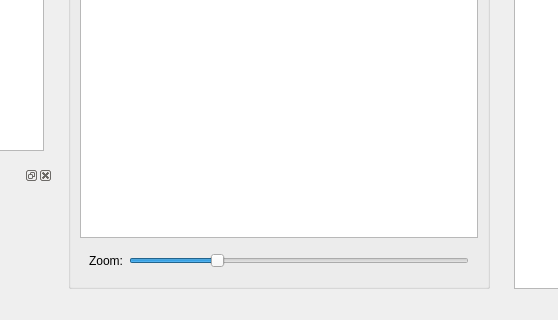
This is code/src/ui/processing-gui.ui in tohojo/image-processing as Qt 5 draws it before an edit; both pictures show x 221 to 779 and y 380 to 700 of the 1000 by 700 pixel window. The edited form follows.
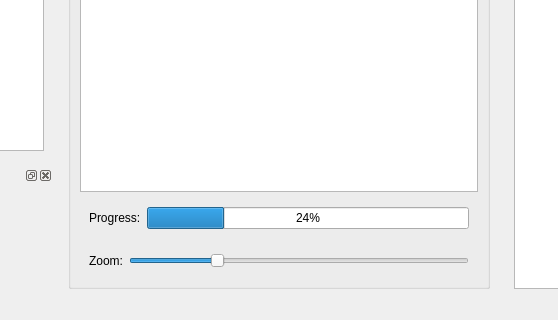
This is the edited form. Custom widgets are drawn as their Qt base class.

Commit message: Add progress bar for processing.

```diff
--- a/code/src/ui/processing-gui.ui
+++ b/code/src/ui/processing-gui.ui
@@ -34,6 +34,26 @@
          </property>
         </widget>
        </item>
+       <item>
+        <widget class="QWidget" name="widget_2" native="true">
+         <layout class="QHBoxLayout" name="horizontalLayout_4">
+          <item>
+           <widget class="QLabel" name="label_2">
+            <property name="text">
+             <string>&lt;html&gt;&lt;head/&gt;&lt;body&gt;&lt;p&gt;Progress:&lt;/p&gt;&lt;/body&gt;&lt;/html&gt;</string>
+            </property>
+           </widget>
+          </item>
+          <item>
+           <widget class="QProgressBar" name="progressBar">
+            <property name="value">
+             <number>24</number>
+            </property>
+           </widget>
+          </item>
+         </layout>
+        </widget>
+       </item>
        <item>
         <widget class="QWidget" name="widget" native="true">
          <layout class="QHBoxLayout" name="horizontalLayout_3">
```
Left out of the diff: 1 changed line with no effect on the pictures. The commit also changes 5 other files.
